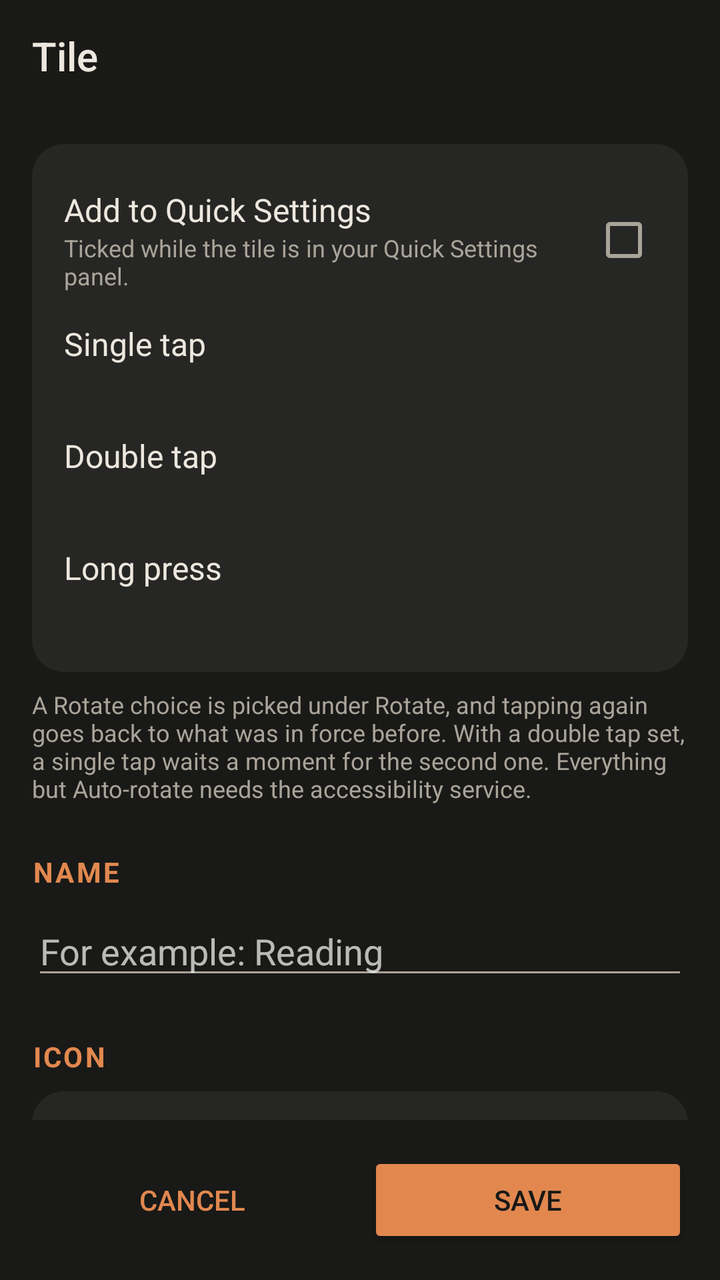
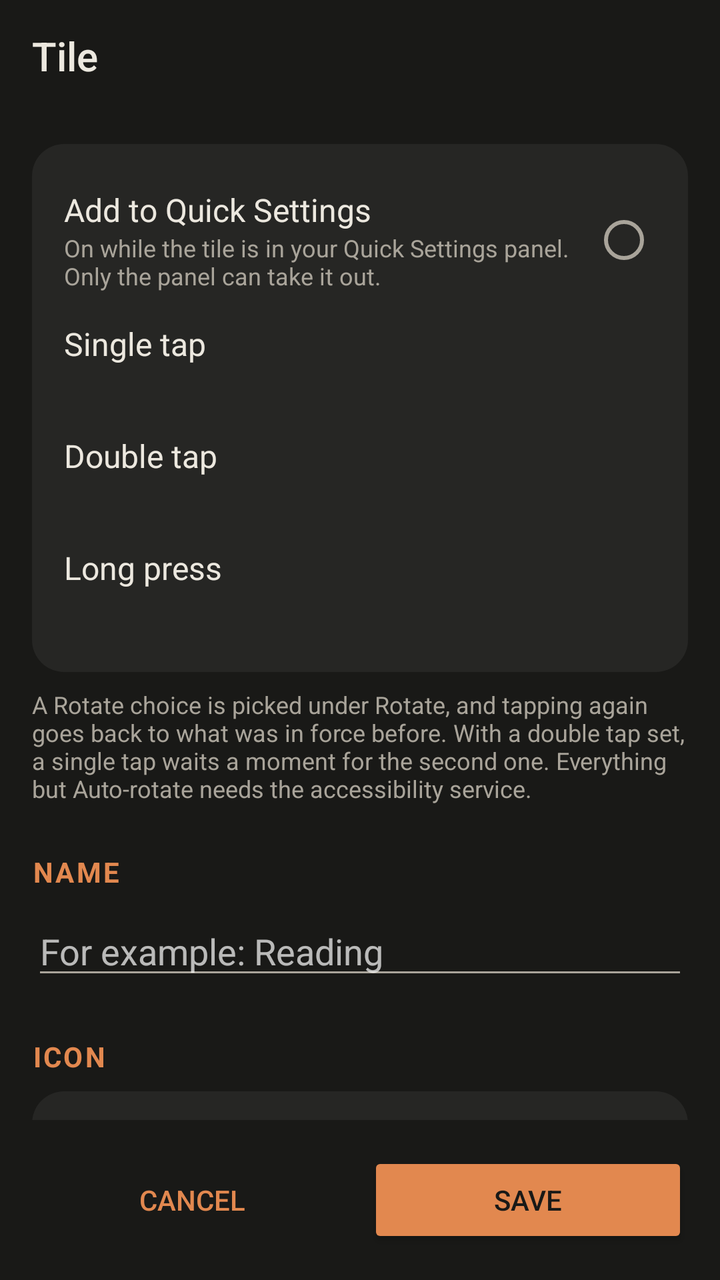

An Android layout rendered at two revisions. The XML below is the earlier revision; the diff shows what the commit changed to produce the second picture.
<!-- AndroidManifest.xml: application theme Theme.Curmudgeon -->
<!-- res/layout/activity_tile_editor.xml -->
<?xml version="1.0" encoding="utf-8"?>
<LinearLayout xmlns:android="http://schemas.android.com/apk/res/android"
    xmlns:app="http://schemas.android.com/apk/res-auto"
    android:layout_width="match_parent"
    android:layout_height="match_parent"
    android:orientation="vertical">

    <androidx.appcompat.widget.Toolbar
        android:id="@+id/toolbar"
        android:layout_width="match_parent"
        android:layout_height="?attr/actionBarSize"
        app:title="@string/custom_tile_title" />

    <androidx.core.widget.NestedScrollView
        android:layout_width="match_parent"
        android:layout_height="0dp"
        android:layout_weight="1">

        <LinearLayout
            android:layout_width="match_parent"
            android:layout_height="wrap_content"
            android:orientation="vertical"
            android:padding="@dimen/screen_padding">

            
            <LinearLayout
                style="@style/Curmudgeon.Card"
                android:layout_width="match_parent"
                android:layout_height="wrap_content"
                android:orientation="vertical">

                <LinearLayout
                    android:id="@+id/addedRow"
                    android:layout_width="match_parent"
                    android:layout_height="wrap_content"
                    android:background="?android:attr/selectableItemBackground"
                    android:gravity="center_vertical"
                    android:minHeight="56dp"
                    android:orientation="horizontal"
                    android:paddingVertical="6dp">

                    <LinearLayout
                        android:layout_width="0dp"
                        android:layout_height="wrap_content"
                        android:layout_weight="1"
                        android:orientation="vertical">

                        <TextView
                            android:layout_width="match_parent"
                            android:layout_height="wrap_content"
                            android:text="@string/add_tile"
                            android:textAppearance="@style/TextAppearance.AppCompat.Subhead" />

                        <TextView
                            android:layout_width="match_parent"
                            android:layout_height="wrap_content"
                            android:text="@string/add_tile_summary"
                            android:textAppearance="@style/TextAppearance.AppCompat.Caption"
                            android:textColor="@color/text_secondary" />
                    </LinearLayout>

                    <CheckBox
                        android:id="@+id/addedBox"
                        android:layout_width="wrap_content"
                        android:layout_height="wrap_content"
                        android:clickable="false"
                        android:focusable="false" />
                </LinearLayout>

                <LinearLayout
                    android:id="@+id/tapRow"
                    android:layout_width="match_parent"
                    android:layout_height="wrap_content"
                    android:background="?android:attr/selectableItemBackground"
                    android:minHeight="56dp"
                    android:orientation="vertical"
                    android:gravity="center_vertical"
                    android:paddingVertical="6dp">

                    <TextView
                        android:layout_width="match_parent"
                        android:layout_height="wrap_content"
                        android:text="@string/tile_single_tap"
                        android:textAppearance="@style/TextAppearance.AppCompat.Subhead" />

                    <TextView
                        android:id="@+id/tapValue"
                        android:layout_width="match_parent"
                        android:layout_height="wrap_content"
                        android:textAppearance="@style/TextAppearance.AppCompat.Caption"
                        android:textColor="@color/text_secondary" />
                </LinearLayout>

                <LinearLayout
                    android:id="@+id/doubleTapRow"
                    android:layout_width="match_parent"
                    android:layout_height="wrap_content"
                    android:background="?android:attr/selectableItemBackground"
                    android:minHeight="56dp"
                    android:orientation="vertical"
                    android:gravity="center_vertical"
                    android:paddingVertical="6dp">

                    <TextView
                        android:layout_width="match_parent"
                        android:layout_height="wrap_content"
                        android:text="@string/tile_double_tap"
                        android:textAppearance="@style/TextAppearance.AppCompat.Subhead" />

                    <TextView
                        android:id="@+id/doubleTapValue"
                        android:layout_width="match_parent"
                        android:layout_height="wrap_content"
                        android:textAppearance="@style/TextAppearance.AppCompat.Caption"
                        android:textColor="@color/text_secondary" />
                </LinearLayout>

                <LinearLayout
                    android:id="@+id/longPressRow"
                    android:layout_width="match_parent"
                    android:layout_height="wrap_content"
                    android:minHeight="56dp"
                    android:orientation="vertical"
                    android:gravity="center_vertical"
                    android:paddingVertical="6dp">

                    <TextView
                        android:layout_width="match_parent"
                        android:layout_height="wrap_content"
                        android:text="@string/tile_long_press"
                        android:textAppearance="@style/TextAppearance.AppCompat.Subhead" />

                    <TextView
                        android:id="@+id/longPressValue"
                        android:layout_width="match_parent"
                        android:layout_height="wrap_content"
                        android:textAppearance="@style/TextAppearance.AppCompat.Caption"
                        android:textColor="@color/text_secondary" />
                </LinearLayout>
            </LinearLayout>

            <TextView
                android:layout_width="match_parent"
                android:layout_height="wrap_content"
                android:layout_marginTop="8dp"
                android:text="@string/custom_tile_action_help"
                android:textAppearance="@style/TextAppearance.AppCompat.Caption"
                android:textColor="@color/text_secondary" />

            <TextView
                style="@style/TextAppearance.Curmudgeon.Section"
                android:layout_width="wrap_content"
                android:layout_height="wrap_content"
                android:layout_marginTop="@dimen/section_gap"
                android:layout_marginBottom="8dp"
                android:text="@string/custom_tile_name" />

            <EditText
                android:id="@+id/nameField"
                android:layout_width="match_parent"
                android:layout_height="wrap_content"
                android:hint="@string/custom_tile_name_hint"
                android:importantForAutofill="no"
                android:inputType="textCapSentences"
                android:maxLength="24"
                android:singleLine="true" />

            <TextView
                style="@style/TextAppearance.Curmudgeon.Section"
                android:layout_width="wrap_content"
                android:layout_height="wrap_content"
                android:layout_marginTop="@dimen/section_gap"
                android:layout_marginBottom="8dp"
                android:text="@string/custom_tile_icon" />

            <LinearLayout
                android:id="@+id/iconGrid"
                style="@style/Curmudgeon.Card"
                android:layout_width="match_parent"
                android:layout_height="wrap_content"
                android:orientation="vertical" />
        </LinearLayout>
    </androidx.core.widget.NestedScrollView>

    <LinearLayout
        android:layout_width="match_parent"
        android:layout_height="wrap_content"
        android:orientation="horizontal"
        android:padding="@dimen/screen_padding">

        <Button
            android:id="@+id/cancelButton"
            style="@style/Widget.Curmudgeon.Button.Text"
            android:layout_width="0dp"
            android:layout_height="wrap_content"
            android:layout_marginEnd="8dp"
            android:layout_weight="1"
            android:text="@android:string/cancel" />

        <Button
            android:id="@+id/saveButton"
            style="@style/Widget.Curmudgeon.Button"
            android:layout_width="0dp"
            android:layout_height="wrap_content"
            android:layout_weight="1"
            android:text="@string/custom_tile_save" />
    </LinearLayout>
</LinearLayout>
<!-- resources referenced by this layout -->
<resources>
  <color name="text_secondary">#A9A49A</color>
  <dimen name="screen_padding">16dp</dimen>
  <dimen name="section_gap">24dp</dimen>
  <string name="add_tile">Add to Quick Settings</string>
  <string name="add_tile_summary">Ticked while the tile is in your Quick Settings panel.</string>
  <string name="custom_tile_action_help">A Rotate choice is picked under Rotate, and tapping again goes back to what was in force before. With a double tap set, a single tap waits a moment for the second one. Everything but Auto-rotate needs the accessibility service.</string>
  <string name="custom_tile_icon">Icon</string>
  <string name="custom_tile_name">Name</string>
  <string name="custom_tile_name_hint">For example: Reading</string>
  <string name="custom_tile_save">Save</string>
  <string name="custom_tile_title">Tile</string>
  <string name="tile_double_tap">Double tap</string>
  <string name="tile_long_press">Long press</string>
  <string name="tile_single_tap">Single tap</string>
  <style name="Curmudgeon.Card" parent="">
          <item name="android:background">@drawable/bg_card</item>
          <item name="android:padding">@dimen/card_padding</item>
      </style>
  <style name="TextAppearance.Curmudgeon.Section" parent="TextAppearance.AppCompat.Small">
          <item name="android:textColor">@color/accent</item>
          <item name="android:textStyle">bold</item>
          <item name="android:textAllCaps">true</item>
          <item name="android:letterSpacing">0.08</item>
      </style>
  <style name="Widget.Curmudgeon.Button" parent="Widget.AppCompat.Button.Colored">
          <item name="android:textColor">@color/background</item>
      </style>
  <style name="Widget.Curmudgeon.Button.Text" parent="Widget.AppCompat.Button.Borderless.Colored">
          <item name="android:textColor">@color/accent</item>
      </style>
  <style name="Theme.Curmudgeon" parent="Theme.AppCompat.NoActionBar">
          <item name="colorPrimary">@color/surface</item>
          <item name="colorPrimaryDark">@color/background</item>
          <item name="colorAccent">@color/accent</item>
          <item name="colorControlNormal">@color/text_secondary</item>
          <item name="colorControlActivated">@color/accent</item>
          <item name="android:colorBackground">@color/background</item>
          <item name="android:windowBackground">@color/background</item>
          <item name="android:textColorPrimary">@color/text</item>
          <item name="android:textColorSecondary">@color/text_secondary</item>
          <item name="android:statusBarColor">@android:color/transparent</item>
          <item name="android:navigationBarColor">@android:color/transparent</item>
          <item name="alertDialogTheme">@style/ThemeOverlay.Curmudgeon.Dialog</item>
          <item name="toolbarStyle">@style/Widget.Curmudgeon.Toolbar</item>
      </style>
  <!-- drawable bg_card (drawable) -->
  <shape xmlns:android="http://schemas.android.com/apk/res/android" android:shape="rectangle">
      <solid android:color="@color/surface" />
      <corners android:radius="16dp" />
  </shape>
  <dimen name="card_padding">16dp</dimen>
  <color name="accent">#E2884F</color>
  <color name="background">#191917</color>
  <color name="surface">#262624</color>
  <color name="text">#ECE8DF</color>
  <style name="ThemeOverlay.Curmudgeon.Dialog" parent="ThemeOverlay.AppCompat.Dialog.Alert">
          <item name="android:windowBackground">@drawable/bg_card</item>
          <item name="colorAccent">@color/accent</item>
          <item name="android:textColorPrimary">@color/text</item>
          <item name="android:textColorSecondary">@color/text_secondary</item>
      </style>
  <style name="Widget.Curmudgeon.Toolbar" parent="Widget.AppCompat.Toolbar">
          <item name="android:background">@color/background</item>
          <item name="titleTextColor">@color/text</item>
      </style>
</resources>

<!-- the commit's change to res/layout/activity_tile_editor.xml (unified diff, before → after) -->
@@ -59,7 +59,7 @@
                             android:textColor="@color/text_secondary" />
                     </LinearLayout>
 
-                    <CheckBox
+                    <RadioButton
                         android:id="@+id/addedBox"
                         android:layout_width="wrap_content"
                         android:layout_height="wrap_content"
<!-- resource entries referenced after the edit -->
@@ -4,7 +4,7 @@
   <dimen name="screen_padding">16dp</dimen>
   <dimen name="section_gap">24dp</dimen>
   <string name="add_tile">Add to Quick Settings</string>
-  <string name="add_tile_summary">Ticked while the tile is in your Quick Settings panel.</string>
+  <string name="add_tile_summary">On while the tile is in your Quick Settings panel. Only the panel can take it out.</string>
   <string name="custom_tile_action_help">A Rotate choice is picked under Rotate, and tapping again goes back to what was in force before. With a double tap set, a single tap waits a moment for the second one. Everything but Auto-rotate needs the accessibility service.</string>
   <string name="custom_tile_icon">Icon</string>
   <string name="custom_tile_name">Name</string>
